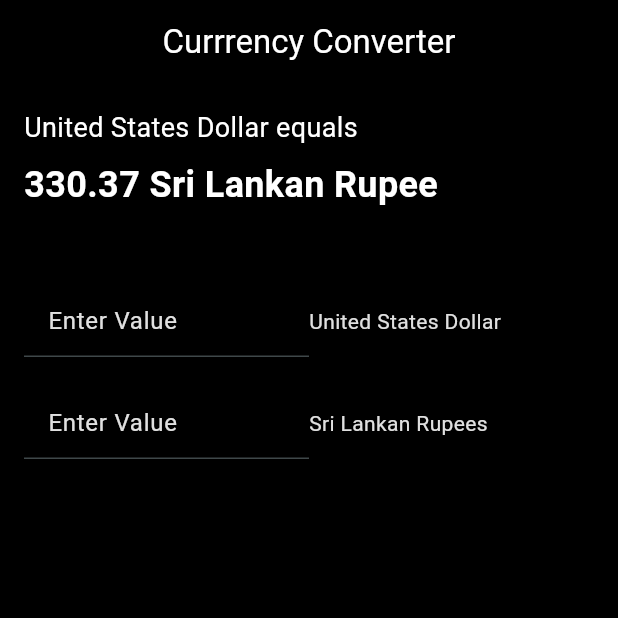
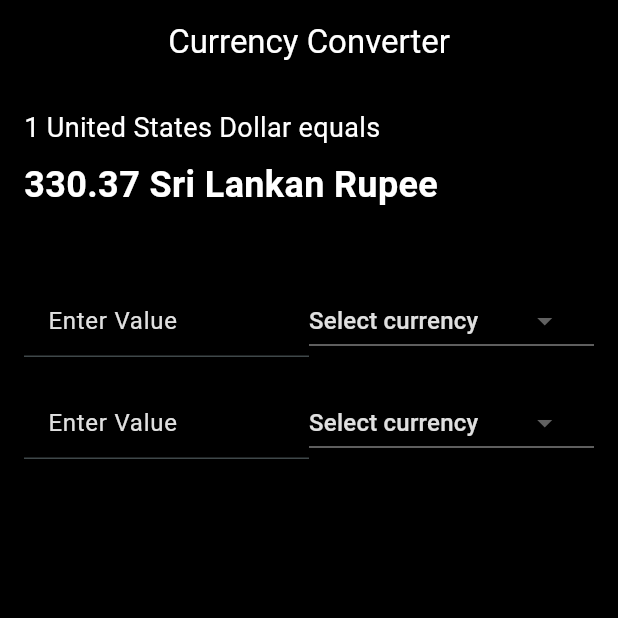
Before and after one commit to SanduSenarathne/Currecy_converter_v2, a Flutter app: the screen it shows after launch, on a phone screen of 412 x 824 dp, the top half of it. Run offline on Flutter 3.47's test engine with Material 2 defaults, Android fonts, the light colour scheme and no system bars; our stand-ins replace get.

Commit message:
create a dropdown box for currency

```diff
--- a/lib/view/homepage.dart
+++ b/lib/view/homepage.dart
@@ -1,13 +1,24 @@
 import 'package:flutter/material.dart';
 import 'package:flutter/services.dart';
-//import 'package:get/get.dart';
-import 'package:currency_converter_v2/controller/controllers.dart';
 
 class HomePage extends StatelessWidget {
   HomePage({Key? key}) : super(key: key);
 
   final TextEditingController usdController = TextEditingController();
   final TextEditingController slrController = TextEditingController();
+
+  static ValueNotifier<String> selectedCurrency1 =
+      ValueNotifier('Select currency');
+  static ValueNotifier<String> selectedCurrency2 =
+      ValueNotifier('Select currency');
+
+  List<String> currencyList = [
+    'Select currency',
+    'United States Dollar',
+    'Sri Lankan Rupees',
+    'Chinese Yuan',
+    'South Korean Won'
+  ];
 
   @override
   Widget build(BuildContext context) {
@@ -16,7 +27,7 @@ class HomePage extends StatelessWidget {
         centerTitle: true,
         backgroundColor: Colors.black,
         title: const Text(
-          'Currrency Converter',
+          'Currency Converter',
           style: TextStyle(
             color: Colors.white,
           ),
@@ -29,7 +40,7 @@ class HomePage extends StatelessWidget {
           crossAxisAlignment: CrossAxisAlignment.start,
           children: [
             Text(
-              'United States Dollar equals ',
+              '1 United States Dollar equals ',
               style: TextStyle(
                 color: Colors.white,
                 fontSize: 18,
@@ -67,10 +78,10 @@ class HomePage extends StatelessWidget {
                         fillColor: Colors.black,
                       ),
                       style: TextStyle(color: Colors.white),
-                      onChanged: (value) {
+                      /*onChanged: (value) {
                         CurrencyConverter.convertToLKR(value);
                         slrController.text = CurrencyConverter.results.value;
-                      },
+                      },*/
                     ),
                   ),
                 ),
@@ -78,13 +89,30 @@ class HomePage extends StatelessWidget {
                   flex: 1,
                   child: Container(
                     color: Colors.black,
+                    child: ValueListenableBuilder<String>(
+                      valueListenable: selectedCurrency1,
+                      builder: (context, value, child) {
+                        return DropdownButton<String>(
+                          value: value,
+                          dropdownColor: Colors.black,
+                          onChanged: (newValue1) {
+                            selectedCurrency1.value = newValue1!;
+                          },
+                          items: currencyList.map((currency) {
+                            return DropdownMenuItem<String>(
+                              value: currency,
                               child: Text(
-                        'United States Dollar',
+                                currency,
                                 style: TextStyle(
                                   color: Colors.grey[300],
-                          backgroundColor: Colors.black,
                                 ),
-                      )),
+                              ),
+                            );
+                          }).toList(),
+                        );
+                      },
+                    ),
+                  ),
                 ),
               ],
             ),
@@ -111,10 +139,10 @@ class HomePage extends StatelessWidget {
                         fillColor: Colors.black,
                       ),
                       style: TextStyle(color: Colors.white),
-                      onChanged: (value) {
+                      /*onChanged: (value) {
                         CurrencyConverter.convertToUSD(value);
                         usdController.text = CurrencyConverter.results.value;
-                      },
+                      },*/
                     ),
                   ),
                 ),
@@ -122,13 +150,31 @@ class HomePage extends StatelessWidget {
                   flex: 1,
                   child: Container(
                     color: Colors.black,
+                    child: ValueListenableBuilder<String>(
+                      valueListenable: selectedCurrency2,
+                      builder: (context, value, child) {
+                        return DropdownButton<String>(
+                          value: value,
+                          dropdownColor: Colors.black,
+                          onChanged: (newValue2) {
+                            selectedCurrency2.value = newValue2!;
+                          },
+                          items: currencyList.map((currency) {
+                            return DropdownMenuItem<String>(
+                              value: currency,
                               child: Text(
-                        'Sri Lankan Rupees',
+                                currency,
                                 style: TextStyle(
                                   color: Colors.grey[300],
                                   backgroundColor: Colors.black,
                                 ),
-                      )),
+                              ),
+                            );
+                          }).toList(),
+                        );
+                      },
+                    ),
+                  ),
                 ),
               ],
             ),
```
Lines whose indentation alone changed are shown as unchanged.
